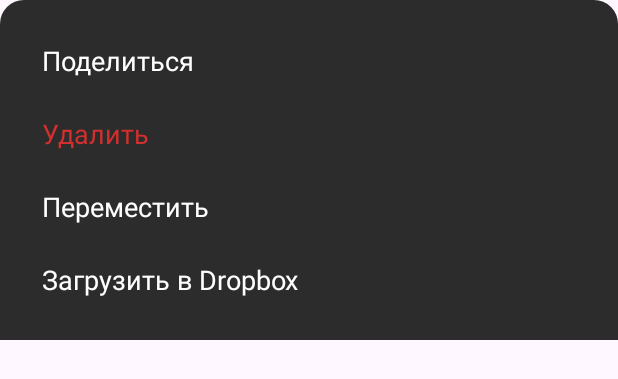
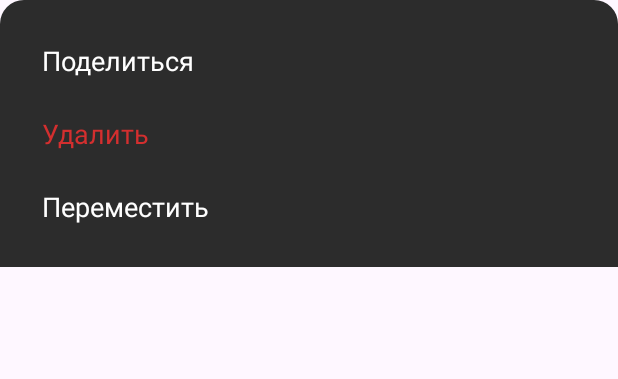
Before and after one commit to ZeinInterite/b1Void, an Android app: the layout bottom_sheet_actions.xml on its own in the app's theme, with its tools: preview values and no code run, on a phone screen of 412 x 824 dp. Shown: the top 379 px of the screen. Run offline under Robolectric (Android 15) with nearby library versions, the phone set to English and light mode, and no system bars.

Commit message:
Нет больше конпки заргрузить в dropbox

```diff
--- a/app/src/main/res/layout/bottom_sheet_actions.xml
+++ b/app/src/main/res/layout/bottom_sheet_actions.xml
@@ -36,14 +36,4 @@
         android:textColor="@android:color/white"
         android:background="?attr/selectableItemBackground"/>
 
-    <TextView
-        android:id="@+id/action_upload_to_dropbox"
-        android:layout_width="match_parent"
-        android:layout_height="wrap_content"
-        android:text="Загрузить в Dropbox"
-        android:padding="12dp"
-        android:textSize="18sp"
-        android:textColor="@android:color/white"
-        android:background="?attr/selectableItemBackground"/>
-
 </LinearLayout>
```
Also changed, not shown: app/src/main/java/com/example/b1void/activities/FileManagerActivity.kt (+1 -48 lines).
